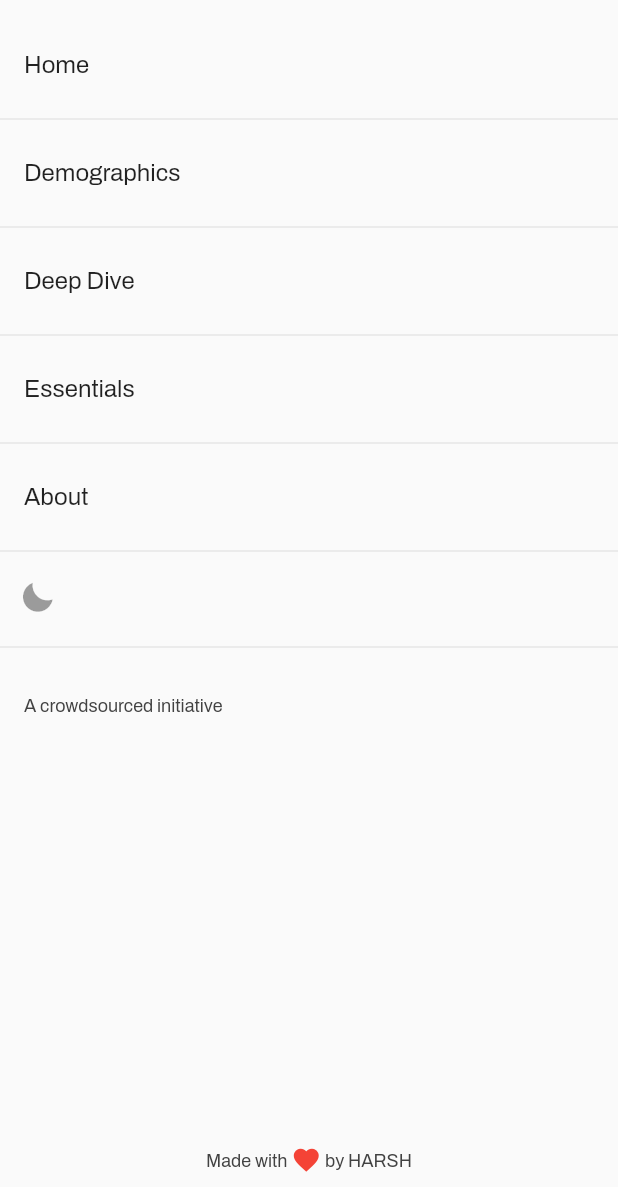
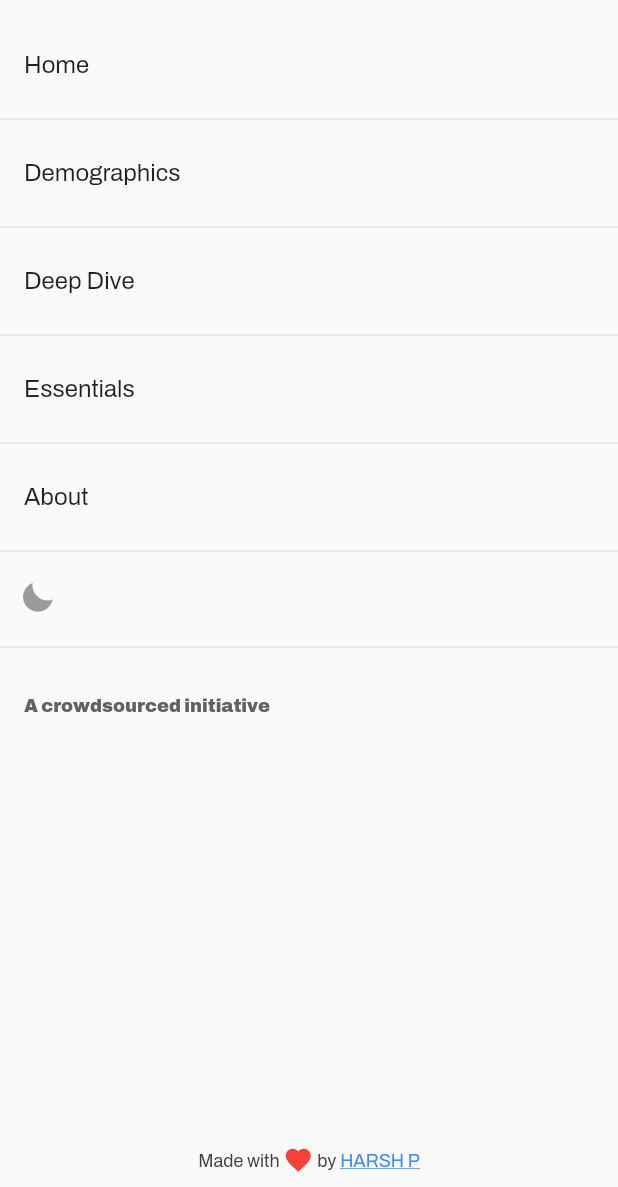
Before and after one commit to pharshdev/covid19india, a Flutter app: the screen it shows after launch, after a tap on "Menu", on a phone screen of 412 x 824 dp, the part 49-1236 px from its top. Run offline on Flutter 3.47's test engine with Material 2 defaults, Android fonts, the phone set to English and light mode, and no system bars; our stand-ins replace bloc, bot_toast, equatable, flutter_bloc, google_fonts; missing offline and left inert: floating_search_bar.

Commit message:
minor additions

```diff
--- a/lib/main.dart
+++ b/lib/main.dart
@@ -1,3 +1,4 @@
+import 'package:bot_toast/bot_toast.dart';
 import 'package:covid19india/repo/repo.dart';
 import 'package:covid19india/screens/homescreen.dart';
 import 'package:flutter/material.dart';
@@ -40,13 +41,15 @@ class App extends StatelessWidget {
   @override
   Widget build(BuildContext context) {
     return MaterialApp(
+      builder: BotToastInit(),
+      navigatorObservers: [BotToastNavigatorObserver()],
       debugShowCheckedModeBanner: false,
       title: 'Covid19India',
       theme: ThemeData(
         fontFamily: GoogleFonts.archivo().fontFamily,
         textTheme: TextTheme(
-            button: TextStyle(
-                color: Colors.black54, fontWeight: FontWeight.bold)),
+            button:
+                TextStyle(color: Colors.black54, fontWeight: FontWeight.bold)),
         primarySwatch: Colors.blue,
         visualDensity: VisualDensity.adaptivePlatformDensity,
       ),
--- a/lib/screens/homescreen.dart
+++ b/lib/screens/homescreen.dart
@@ -1,3 +1,4 @@
+import 'package:bot_toast/bot_toast.dart';
 import 'package:covid19india/blocs/bloc/cloud_bloc.dart';
 import 'package:covid19india/models/national_data.dart';
 import 'package:covid19india/widgets/screen.dart';
@@ -44,14 +45,18 @@ class _HomeScreenState extends State<HomeScreen> {
                       Container(
                           height: 70.0,
                           child: FloatingSearchBar(
+                            onTap: () =>
+                                BotToast.showText(text: 'Coming soon!'),
                             leading: Icon(Icons.search),
                             children: [],
                             title: Text(''),
                             pinned: true,
                             body: Container(),
                             trailing: IconButton(
-                                icon: Icon(Icons.favorite_border, size: 20.0),
-                                onPressed: () {}),
+                                icon: Icon(Icons.favorite_border,
+                                    color: Colors.red, size: 20.0),
+                                onPressed: () =>
+                                    BotToast.showText(text: 'Coming soon!')),
                           )),
                       Row(
                         mainAxisAlignment: MainAxisAlignment.center,
@@ -62,7 +67,7 @@ class _HomeScreenState extends State<HomeScreen> {
                                   .caption
                                   .copyWith(fontWeight: FontWeight.bold)),
                           IconButton(
-                              icon: Icon(Icons.chat_bubble_outline, size: 15.0),
+                              icon: Icon(Icons.notifications_none, size: 15.0),
                               onPressed: () {})
                         ],
                       ),
--- a/lib/screens/menuscreen.dart
+++ b/lib/screens/menuscreen.dart
@@ -1,5 +1,7 @@
 import 'dart:math';
 
+import 'package:bot_toast/bot_toast.dart';
+import 'package:covid19india/repo/common.dart';
 import 'package:covid19india/screens/aboutscreen.dart';
 import 'package:covid19india/screens/essentials.dart';
 import 'package:covid19india/widgets/screen.dart';
@@ -22,9 +24,13 @@ class MenuScreen extends StatelessWidget {
                 Navigator.pop(context);
               }),
           Divider(),
-          ListTile(title: Text('Demographics'), onTap: () {}),
+          ListTile(
+              title: Text('Demographics'),
+              onTap: () => BotToast.showText(text: 'Coming soon!')),
           Divider(),
-          ListTile(title: Text('Deep Dive'), onTap: () {}),
+          ListTile(
+              title: Text('Deep Dive'),
+              onTap: () => BotToast.showText(text: 'Coming soon!')),
           Divider(),
           ListTile(
               title: Text('Essentials'),
@@ -54,31 +60,34 @@ class MenuScreen extends StatelessWidget {
             alignment: Alignment.centerLeft,
             padding: const EdgeInsets.only(left: 16.0),
             child: Text('A crowdsourced initiative',
-                style: Theme.of(context)
-                    .textTheme
-                    .caption
-                    .apply(color: Colors.grey[800])),
+                style: Theme.of(context).textTheme.caption.copyWith(
+                    color: Colors.grey[700], fontWeight: FontWeight.w900)),
           ),
           Spacer(),
           Padding(
-            padding: const EdgeInsets.all(8.0),
-            child: Row(
-              mainAxisAlignment: MainAxisAlignment.center,
-              children: [
+              padding: const EdgeInsets.all(8.0),
+              child:
+                  Row(mainAxisAlignment: MainAxisAlignment.center, children: [
                 Text('Made with ',
                     style: Theme.of(context)
                         .textTheme
                         .caption
                         .apply(color: Colors.grey[800])),
                 Icon(Icons.favorite, color: Colors.red, size: 20.0),
-                Text(' by HARSH',
+                Text(' by ',
                     style: Theme.of(context)
                         .textTheme
                         .caption
-                        .apply(color: Colors.grey[800]))
-              ],
-            ),
-          )
+                        .apply(color: Colors.grey[800])),
+                InkWell(
+                  onTap: () =>
+                      launchURL(url: 'https://www.linkedin.com/in/pharshdev/'),
+                  child: Text('HARSH P',
+                      style: Theme.of(context).textTheme.caption.apply(
+                          color: Colors.blueAccent,
+                          decoration: TextDecoration.underline)),
+                )
+              ]))
         ],
       ),
     );
--- a/pubspec.yaml
+++ b/pubspec.yaml
@@ -18,6 +18,8 @@ dependencies:
   floating_search_bar: ^0.3.0
   google_fonts: ^1.1.0
   intl: ^0.16.1
+  bot_toast: ^3.0.0
+  url_launcher: ^5.4.10
 
 dev_dependencies:
   flutter_test:
```
Also changed, not shown: lib/repo/common.dart (added, +11 -0 lines), lib/screens/aboutscreen.dart (+6 -2 lines), pubspec.lock.
